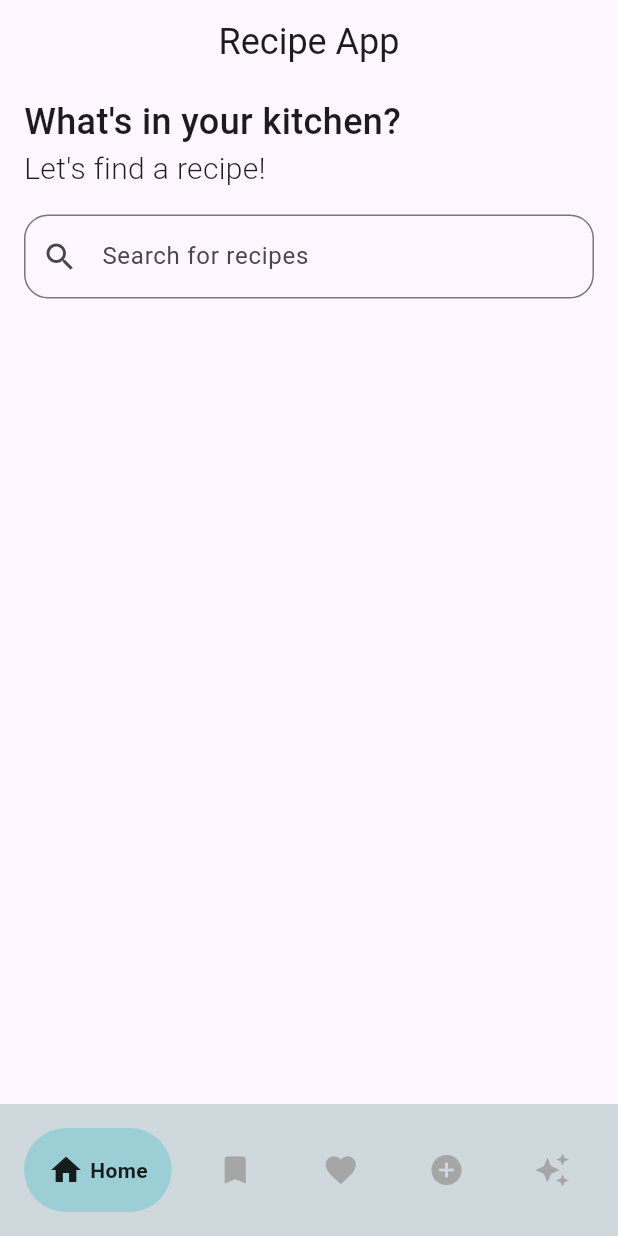
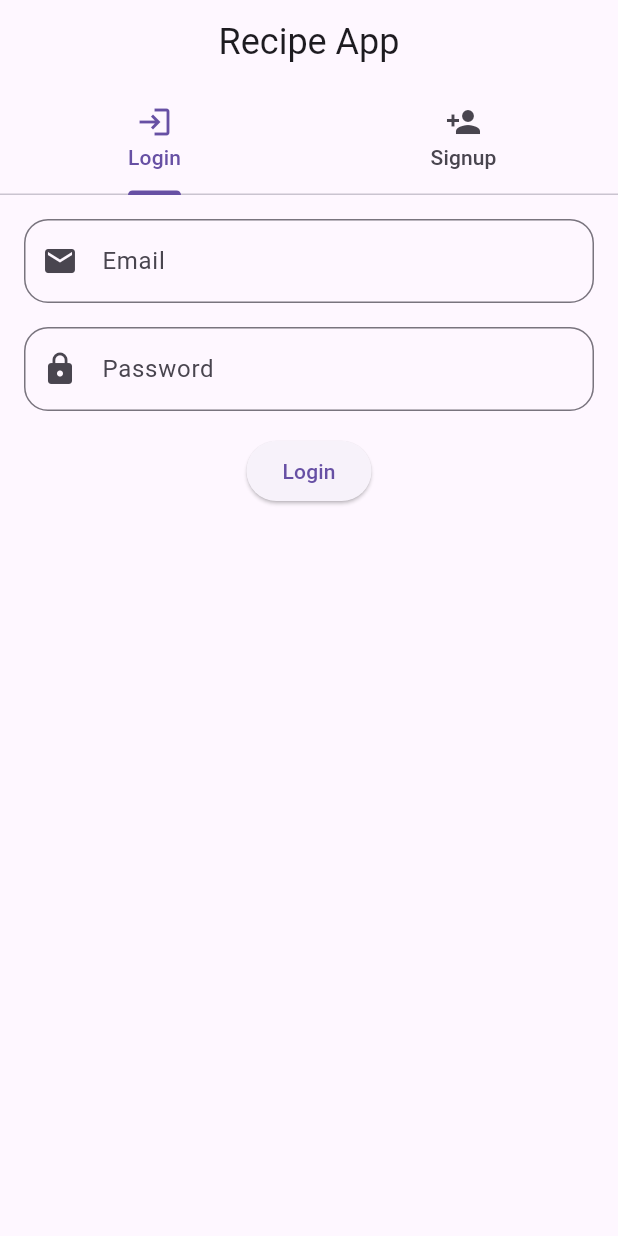
Before and after one commit to piyushchugeja/recipe_app, a Flutter app: the screen it shows after launch, on a phone screen of 412 x 824 dp. Run offline on Flutter 3.47's test engine with Material 3 defaults, Android fonts, the phone set to English and light mode, and no system bars; drawn by our look-alikes of google_nav_bar; our stand-ins replace cloud_firestore, firebase_core, flutter_riverpod, image_picker; accounts and stored records are empty.

Commit message:
Add dummy login sign up and image picker

```diff
--- /dev/null
+++ b/lib/login_signup.dart
@@ -0,0 +1,257 @@
+import 'dart:async';
+import 'package:flutter/material.dart';
+import 'package:recipe_app/navigator.dart';
+
+class LoginSignup extends StatefulWidget {
+  const LoginSignup({Key? key}) : super(key: key);
+
+  @override
+  _LoginSignupState createState() => _LoginSignupState();
+}
+
+class _LoginSignupState extends State<LoginSignup> {
+  final TextEditingController _emailController = TextEditingController();
+  final TextEditingController _passwordController = TextEditingController();
+  final TextEditingController _nameController = TextEditingController();
+  DateTime _dob = DateTime.now();
+
+  // Function to show date picker
+  Future<void> _selectDate(BuildContext context) async {
+    final DateTime? picked = await showDatePicker(
+      context: context,
+      initialDate: _dob,
+      firstDate: DateTime(1900),
+      lastDate: DateTime.now(),
+    );
+    if (picked != null && picked != _dob) {
+      setState(() {
+        _dob = picked;
+      });
+    }
+  }
+
+  @override
+  Widget build(BuildContext context) {
+    return Scaffold(
+      backgroundColor: Theme.of(context).scaffoldBackgroundColor,
+      appBar: AppBar(
+        elevation: 0.0,
+        backgroundColor: Theme.of(context).scaffoldBackgroundColor,
+        title: const Text(
+          "Recipe App",
+          style: TextStyle(
+            fontSize: 24,
+          ),
+        ),
+        centerTitle: true,
+      ),
+      // Create 2 tabs for login and signup
+      // Use icons for input fields keep styling same as add recipe form
+      body: DefaultTabController(
+        length: 2,
+        child: Column(
+          children: [
+            const TabBar(
+              tabs: [
+                Tab(
+                  icon: Icon(Icons.login),
+                  text: "Login",
+                ),
+                Tab(
+                  icon: Icon(Icons.person_add),
+                  text: "Signup",
+                ),
+              ],
+            ),
+            Expanded(
+              child: TabBarView(
+                children: [
+                  // Login form
+                  Padding(
+                    padding: const EdgeInsets.all(16.0),
+                    child: Column(
+                      children: [
+                        TextFormField(
+                          controller: _emailController,
+                          decoration: const InputDecoration(
+                            labelText: "Email",
+                            prefixIcon: Icon(Icons.email),
+                            border: OutlineInputBorder(
+                              borderRadius: BorderRadius.all(
+                                Radius.circular(16),
+                              ),
+                            ),
+                            focusedBorder: OutlineInputBorder(
+                              borderRadius: BorderRadius.all(
+                                Radius.circular(16),
+                              ),
+                            ),
+                          ),
+                          validator: (value) {
+                            if (value == null || value.isEmpty) {
+                              return 'Please enter an email';
+                            }
+                            return null;
+                          },
+                        ),
+                        const SizedBox(height: 16),
+                        TextFormField(
+                          controller: _passwordController,
+                          decoration: const InputDecoration(
+                            labelText: "Password",
+                            prefixIcon: Icon(Icons.lock),
+                            border: OutlineInputBorder(
+                              borderRadius: BorderRadius.all(
+                                Radius.circular(16),
+                              ),
+                            ),
+                            focusedBorder: OutlineInputBorder(
+                              borderRadius: BorderRadius.all(
+                                Radius.circular(16),
+                              ),
+                            ),
+                          ),
+                          obscureText: true,
+                          validator: (value) {
+                            if (value == null || value.isEmpty) {
+                              return 'Please enter a password';
+                            }
+                            return null;
+                          },
+                        ),
+                        const SizedBox(height: 16),
+                        ElevatedButton(
+                          onPressed: () {
+                            // Add login logic here
+                            // Just show a snackbar for now
+                            ScaffoldMessenger.of(context).showSnackBar(
+                              const SnackBar(
+                                content: Text("Login pressed"),
+                              ),
+                            );
+                            // Go to home page
+
+                            Navigator.push(
+                              context,
+                              MaterialPageRoute(
+                                builder: (context) => const NavigatorPage(),
+                              ),
+                            );
+                          },
+                          child: const Text("Login"),
+                        ),
+                      ],
+                    ),
+                  ),
+                  Padding(
+                    padding: const EdgeInsets.all(16.0),
+                    child: Column(
+                      children: [
+                        TextFormField(
+                          controller: _nameController,
+                          decoration: const InputDecoration(
+                            labelText: "Name",
+                            prefixIcon: Icon(Icons.person),
+                            border: OutlineInputBorder(
+                              borderRadius: BorderRadius.all(
+                                Radius.circular(16),
+                              ),
+                            ),
+                            focusedBorder: OutlineInputBorder(
+                              borderRadius: BorderRadius.all(
+                                Radius.circular(16),
+                              ),
+                            ),
+                          ),
+                          validator: (value) {
+                            if (value == null || value.isEmpty) {
+                              return 'Please enter your name';
+                            }
+                            return null;
+                          },
+                        ),
+                        const SizedBox(height: 16),
+                        TextFormField(
+                          controller: _emailController,
+                          decoration: const InputDecoration(
+                            labelText: "Email",
+                            prefixIcon: Icon(Icons.email),
+                            border: OutlineInputBorder(
+                              borderRadius: BorderRadius.all(
+                                Radius.circular(16),
+                              ),
+                            ),
+                            focusedBorder: OutlineInputBorder(
+                              borderRadius: BorderRadius.all(
+                                Radius.circular(16),
+                              ),
+                            ),
+                          ),
+                          validator: (value) {
+                            if (value == null || value.isEmpty) {
+                              return 'Please enter an email';
+                            }
+                            return null;
+                          },
+                        ),
+                        const SizedBox(height: 16),
+                        TextFormField(
+                          controller: _passwordController,
+                          decoration: const InputDecoration(
+                            labelText: "Password",
+                            prefixIcon: Icon(Icons.lock),
+                            border: OutlineInputBorder(
+                              borderRadius: BorderRadius.all(
+                                Radius.circular(16),
+                              ),
+                            ),
+                            focusedBorder: OutlineInputBorder(
+                              borderRadius: BorderRadius.all(
+                                Radius.circular(16),
+                              ),
+                            ),
+                          ),
+                          obscureText: true,
+                          validator: (value) {
+                            if (value == null || value.isEmpty) {
+                              return 'Please enter a password';
+                            }
+                            return null;
+                          },
+                        ),
+                        const SizedBox(height: 16),
+                        Row(
+                          children: [
+                            Text("Date of Birth: ${_dob.toLocal()}"
+                                .split(' ')[0]),
+                            IconButton(
+                              icon: const Icon(Icons.calendar_today),
+                              onPressed: () => _selectDate(context),
+                            ),
+                          ],
+                        ),
+                        const SizedBox(height: 16),
+                        ElevatedButton(
+                          onPressed: () {
+                            // Add signup logic here
+                            // Just show a snackbar for now
+                            ScaffoldMessenger.of(context).showSnackBar(
+                              const SnackBar(
+                                content: Text("Signup pressed"),
+                              ),
+                            );
+                          },
+                          child: const Text("Signup"),
+                        ),
+                      ],
+                    ),
+                  ),
+                ],
+              ),
+            ),
+          ],
+        ),
+      ),
+    );
+  }
+}
--- a/lib/main.dart
+++ b/lib/main.dart
@@ -2,7 +2,7 @@ import 'package:firebase_core/firebase_core.dart';
 import 'package:flutter/material.dart';
 import 'package:flutter_riverpod/flutter_riverpod.dart';
 import 'package:recipe_app/firebase_options.dart';
-import 'navigator.dart';
+import 'package:recipe_app/login_signup.dart';
 
 void main() async {
   WidgetsFlutterBinding.ensureInitialized();
@@ -19,7 +19,7 @@ class MyApp extends StatelessWidget {
   Widget build(BuildContext context) {
     return const MaterialApp(
       debugShowCheckedModeBanner: false,
-      home: NavigatorPage(),
+      home: LoginSignup(),
     );
   }
 }
```
Also changed, not shown: lib/new_recipe.dart (+44 -28 lines), 1 other file.
